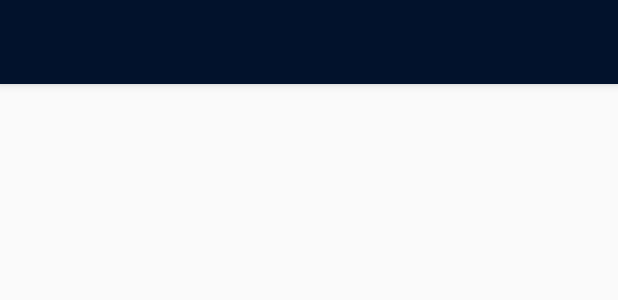
After one commit to androidforcommunity/Increase-Height-App, an Android app: the layout app_bar.xml on its own in the app's theme, with its tools: preview values and no code run, on a phone screen of 412 x 824 dp. The commit adds this screen. Shown: the top 300 px of the screen. Run offline under Robolectric (Android 15) with nearby library versions, the phone set to English and light mode, and no system bars; Roboto replaces fonts that are not available here.

Commit message:
nav updating

```diff
--- a/app/build.gradle
+++ b/app/build.gradle
@@ -40,9 +40,12 @@ dependencies {
     //Navigaton
     implementation 'androidx.navigation:navigation-fragment-ktx:2.2.2'
     implementation 'androidx.navigation:navigation-ui-ktx:2.2.2'
+    implementation 'com.google.android.material:material:1.2.1'
 
     testImplementation 'junit:junit:4.12'
     androidTestImplementation 'androidx.test.ext:junit:1.1.2'
     androidTestImplementation 'androidx.test.espresso:espresso-core:3.3.0'
 
+    //noinspection GradleCompatible
+    implementation 'com.android.support:appcompat-v7:28.0.0'
 }
--- /dev/null
+++ b/app/src/main/res/layout/app_bar.xml
@@ -0,0 +1,25 @@
+<?xml version="1.0" encoding="utf-8"?>
+<android.support.design.widget.CoordinatorLayout xmlns:android="http://schemas.android.com/apk/res/android"
+    xmlns:app="http://schemas.android.com/apk/res-auto"
+    xmlns:tools="http://schemas.android.com/tools"
+    android:layout_width="match_parent"
+    android:layout_height="match_parent"
+    tools:context=".MainActivity">
+
+    <android.support.design.widget.AppBarLayout
+        android:layout_width="match_parent"
+        android:layout_height="wrap_content"
+        android:theme="@style/AppTheme.AppBarOverlay">
+
+        <android.support.v7.widget.Toolbar
+            android:id="@+id/toolbar"
+            android:layout_width="match_parent"
+            android:layout_height="?attr/actionBarSize"
+            android:background="?attr/colorPrimary"
+            app:popupTheme="@style/AppTheme.PopupOverlay" />
+
+    </android.support.design.widget.AppBarLayout>
+
+    <include layout="@layout/content_main" />
+
+</android.support.design.widget.CoordinatorLayout>
--- a/app/src/main/res/values/colors.xml
+++ b/app/src/main/res/values/colors.xml
@@ -9,7 +9,7 @@
 
 
     <!-- Color Selection for Dashboard Activity -->
-    <color name="bg_view">#02122C</color>
+    <color name="bg_view">#0E2345</color>
     <color name="text_color">#11ED69</color>
 
 
--- a/app/src/main/res/values/styles.xml
+++ b/app/src/main/res/values/styles.xml
@@ -1,8 +1,8 @@
 <resources>
     <!-- Base application theme. -->
-    <style name="AppTheme" parent="Theme.AppCompat.Light.NoActionBar">
+    <style name="AppTheme" parent="Theme.AppCompat.Light.DarkActionBar">
         <!-- Customize your theme here. -->
-        <item name="colorPrimary">@color/colorPrimary</item>
+        <item name="colorPrimary">#02122C</item>
         <item name="colorPrimaryDark">@color/colorPrimaryDark</item>
         <item name="colorAccent">@color/colorAccent</item>
     </style>
```
Also changed, not shown: app/src/main/res/layout/activity_dashboard.xml (+13 -0 lines), app/src/main/res/menu/nenu.xml (added, +39 -0 lines).
